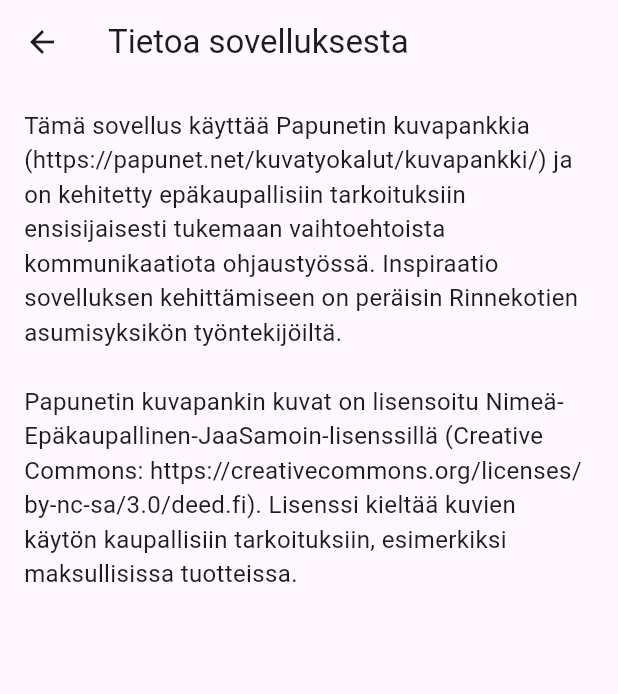
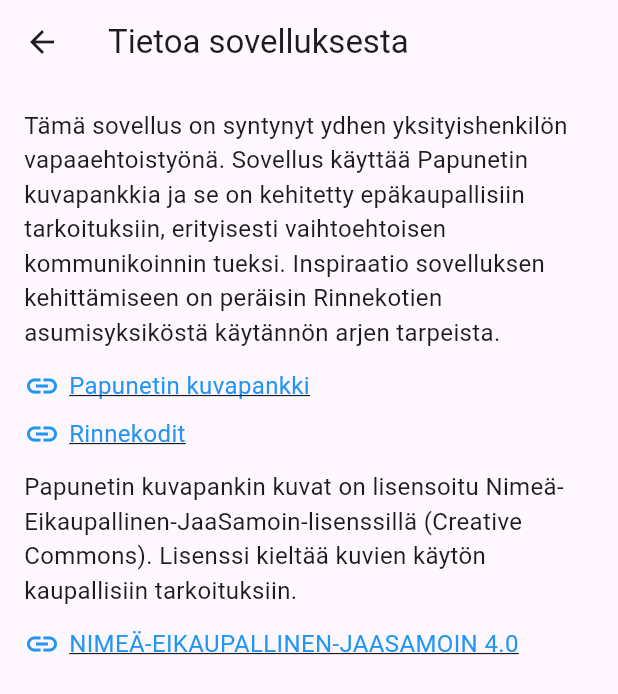
Before and after one commit to jamesoidian/kuvari, a Flutter app: the screen it shows after launch, after a tap on the "info" icon, on a phone screen of 412 x 824 dp. Shown: the top 694 px of the screen. Run offline on Flutter 3.47's test engine with Material 3 defaults, Android fonts, the phone set to English and light mode, and no system bars; our stand-ins replace hive, hive_flutter; accounts and stored records are empty.

Commit message:
Update info text and add url launching capability

```diff
--- a/lib/pages/info_page.dart
+++ b/lib/pages/info_page.dart
@@ -1,29 +1,96 @@
-// lib/pages/info_page.dart
-
 import 'package:flutter/material.dart';
+import 'package:url_launcher/url_launcher.dart';
 
 class InfoPage extends StatelessWidget {
   const InfoPage({Key? key}) : super(key: key);
 
-  static const String infoText = '''
-Tämä sovellus käyttää Papunetin kuvapankkia (https://papunet.net/kuvatyokalut/kuvapankki/) ja on kehitetty epäkaupallisiin tarkoituksiin ensisijaisesti tukemaan vaihtoehtoista kommunikaatiota ohjaustyössä. Inspiraatio sovelluksen kehittämiseen on peräisin Rinnekotien asumisyksikön työntekijöiltä.
-
-Papunetin kuvapankin kuvat on lisensoitu Nimeä-Epäkaupallinen-JaaSamoin-lisenssillä (Creative Commons: https://creativecommons.org/licenses/by-nc-sa/3.0/deed.fi). Lisenssi kieltää kuvien käytön kaupallisiin tarkoituksiin, esimerkiksi maksullisissa tuotteissa.
-''';
+  // Funktio linkin avaamiseen
+  void _launchURL(String url) async {
+    final Uri uri = Uri.parse(url);
+    if (!await launchUrl(uri, mode: LaunchMode.externalApplication)) {
+      throw 'Could not launch $url';
+    }
+  }
 
   @override
   Widget build(BuildContext context) {
     return Scaffold(
-      appBar: AppBar(
-        title: const Text('Tietoa sovelluksesta'),
-      ),
+      appBar: AppBar(title: const Text('Tietoa sovelluksesta')),
       body: Padding(
         padding: const EdgeInsets.all(16.0),
-        child: SingleChildScrollView(
-          child: Text(
-            infoText,
-            style: const TextStyle(fontSize: 16),
-          ),
+        child: Column(
+          crossAxisAlignment: CrossAxisAlignment.start,
+          children: [
+            const Text(
+              'Tämä sovellus on syntynyt ydhen yksityishenkilön vapaaehtoistyönä. '
+              'Sovellus käyttää Papunetin kuvapankkia ja se on kehitetty '
+              'epäkaupallisiin tarkoituksiin, erityisesti vaihtoehtoisen kommunikoinnin tueksi. '
+              'Inspiraatio sovelluksen kehittämiseen on peräisin Rinnekotien asumisyksiköstä käytännön arjen tarpeista.',
+              style: TextStyle(fontSize: 16),
+            ),
+            const SizedBox(height: 12),
+            Row(
+              children: [
+                const Icon(Icons.link,
+                    color: Colors.blue), // Ikoni ei alleviivattu
+                const SizedBox(width: 6),
+                GestureDetector(
+                  onTap: () => _launchURL(
+                      'https://papunet.net/kuvatyokalut/kuvapankki/'),
+                  child: const Text(
+                    'Papunetin kuvapankki',
+                    style: TextStyle(
+                        fontSize: 16,
+                        color: Colors.blue,
+                        decoration: TextDecoration.underline),
+                  ),
+                ),
+              ],
+            ),
+            const SizedBox(height: 8),
+            Row(
+              children: [
+                const Icon(Icons.link,
+                    color: Colors.blue), // Ikoni ei alleviivattu
+                const SizedBox(width: 6),
+                GestureDetector(
+                  onTap: () => _launchURL('https://www.rinnekodit.fi/'),
+                  child: const Text(
+                    'Rinnekodit',
+                    style: TextStyle(
+                        fontSize: 16,
+                        color: Colors.blue,
+                        decoration: TextDecoration.underline),
+                  ),
+                ),
+              ],
+            ),
+            const SizedBox(height: 12),
+            const Text(
+              'Papunetin kuvapankin kuvat on lisensoitu Nimeä-Eikaupallinen-JaaSamoin-lisenssillä (Creative Commons). '
+              'Lisenssi kieltää kuvien käytön kaupallisiin tarkoituksiin.',
+              style: TextStyle(fontSize: 16),
+            ),
+            const SizedBox(height: 12),
+            Row(
+              children: [
+                const Icon(Icons.link,
+                    color: Colors.blue), // Ikoni ei alleviivattu
+                const SizedBox(width: 6),
+                GestureDetector(
+                  onTap: () => _launchURL(
+                      'https://creativecommons.org/licenses/by-nc-sa/4.0/deed.fi'),
+                  child: const Text(
+                    'NIMEÄ-EIKAUPALLINEN-JAASAMOIN 4.0',
+                    style: TextStyle(
+                        fontSize: 16,
+                        color: Colors.blue,
+                        decoration: TextDecoration.underline),
+                  ),
+                ),
+              ],
+            ),
+          ],
         ),
       ),
     );
--- a/pubspec.yaml
+++ b/pubspec.yaml
@@ -34,10 +34,12 @@ dependencies:
   hive: ^2.2.3
   hive_flutter: ^1.1.0
   uuid: ^4.4.2
+  url_launcher: ^6.3.1
 
   # The following adds the Cupertino Icons font to your application.
   # Use with the CupertinoIcons class for iOS style icons.
   cupertino_icons: ^1.0.8
+
 
 dev_dependencies:
   flutter_test:
```
Also changed, not shown: pubspec.lock.
